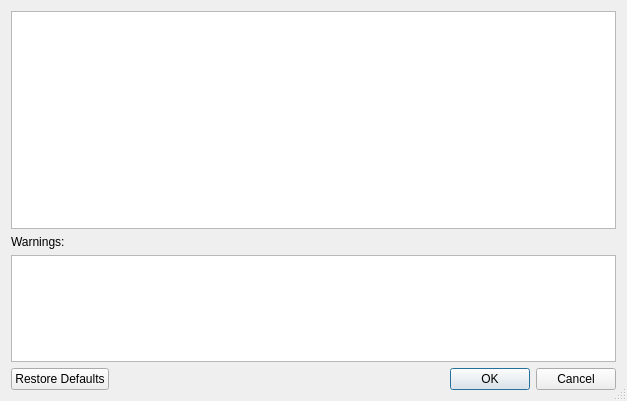
This is vbox/src/VBox/Frontends/VirtualBox/ui/VBoxImportApplianceDlg.ui in jljuxgm/vboxgit as Qt 5 draws it before an edit. The edited form follows.
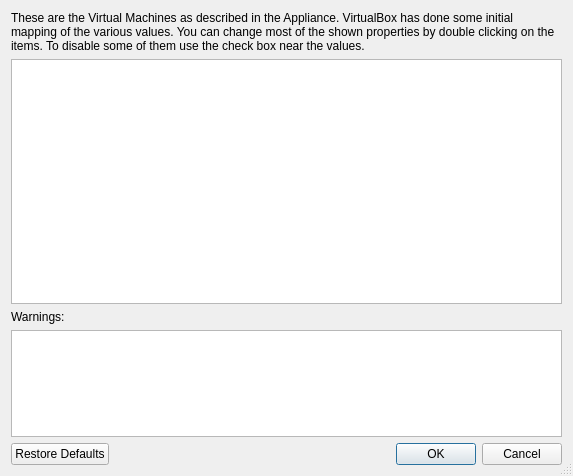
This is the edited form. Custom widgets are drawn as their Qt base class.

Commit message:
commit_16703 ------------------------------------------------------------------------ r16703 | vboxsync | 2009-02-12 18:44:07 +0800 (Thu, 12 Feb 2009) | 2 lines
FE/Qt4-OVF: Added some description. Improved error handling.

------------------------------------------------------------------------

Patch:
```diff
--- a/vbox/src/VBox/Frontends/VirtualBox/ui/VBoxImportApplianceDlg.ui
+++ b/vbox/src/VBox/Frontends/VirtualBox/ui/VBoxImportApplianceDlg.ui
@@ -5,8 +5,8 @@
    <rect>
     <x>0</x>
     <y>0</y>
-    <width>627</width>
-    <height>401</height>
+    <width>573</width>
+    <height>476</height>
    </rect>
   </property>
   <property name="windowTitle" >
@@ -20,6 +20,19 @@
   </property>
   <layout class="QGridLayout" name="gridLayout" >
    <item row="0" column="0" >
+    <widget class="QLabel" name="mInfoText" >
+     <property name="text" >
+      <string>These are the Virtual Machines as described in the Appliance. VirtualBox has done some initial mapping of the various values. You can change most of the shown properties by double clicking on the items. To disable some of them use the check box near the values.</string>
+     </property>
+     <property name="alignment" >
+      <set>Qt::AlignLeading|Qt::AlignLeft|Qt::AlignTop</set>
+     </property>
+     <property name="wordWrap" >
+      <bool>true</bool>
+     </property>
+    </widget>
+   </item>
+   <item row="1" column="0" >
     <widget class="QTreeView" name="mTvSettings" >
      <property name="sizePolicy" >
       <sizepolicy vsizetype="MinimumExpanding" hsizetype="Expanding" >
@@ -29,7 +42,7 @@
      </property>
     </widget>
    </item>
-   <item row="1" column="0" >
+   <item row="2" column="0" >
     <widget class="QWidget" native="1" name="mWarningWidget" >
      <property name="sizePolicy" >
       <sizepolicy vsizetype="Maximum" hsizetype="Preferred" >
@@ -70,7 +83,7 @@
      </layout>
     </widget>
    </item>
-   <item row="2" column="0" >
+   <item row="3" column="0" >
     <widget class="QIDialogButtonBox" name="mButtonBox" >
      <property name="orientation" >
       <enum>Qt::Horizontal</enum>
```
Left out of the diff: 1 changed line with no effect on the pictures. The commit also changes 1 other file.
